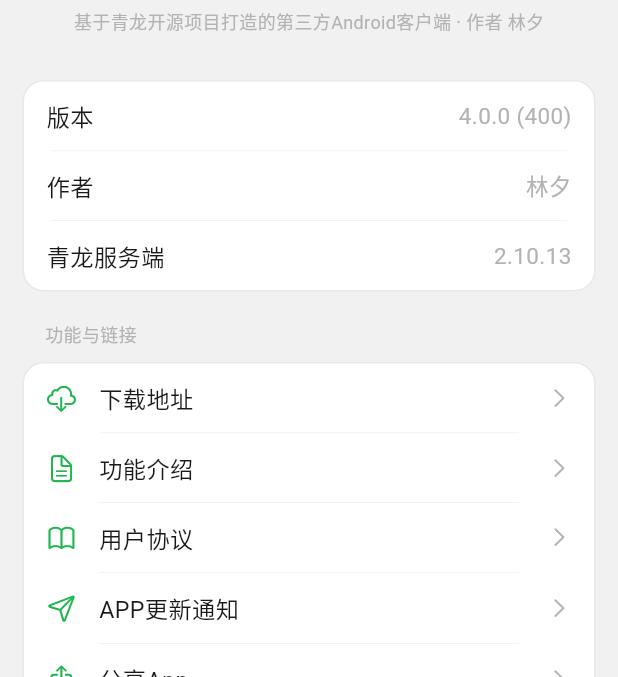
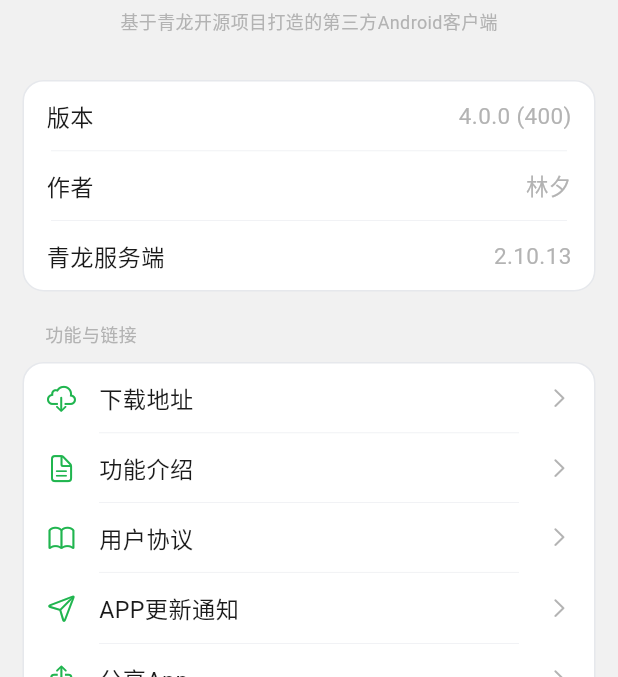
Before and after one commit to LinxiDev/qinglong-app, a Flutter app: the AboutPage screen opened directly, on a phone screen of 412 x 824 dp, the part 280-957 px from its top. Run offline on Flutter 3.47's test engine with Material 3 defaults, Android fonts, the phone set to English and light mode, and no system bars; our stand-ins replace cached_network_image, cupertino_ui, custom_sliding_segmented_control, dio, file_picker, flip_card and 19 more; missing offline and left inert: flutter_displaymode, icloud_storage_plus, local_auth_android, local_auth_darwin, move_to_bg, quick_actions; accounts and stored records are empty; network calls fail; statements that could not run were skipped.

Commit message:
fix: 关于页移除顶部简介中重复的作者署名（保留信息卡片中的作者条目）

```diff
--- a/lib/module/others/about_page.dart
+++ b/lib/module/others/about_page.dart
@@ -91,7 +91,7 @@ class _AboutPageState extends ConsumerState<AboutPage>
               const SizedBox(height: 5),
               Center(
                 child: Text(
-                  "基于青龙开源项目打造的第三方${getPlatformName()}客户端 · 作者 $kAuthor",
+                  "基于青龙开源项目打造的第三方${getPlatformName()}客户端",
                   style: TextStyle(
                     color: ref.watch(themeProvider).themeColor.descColor(),
                     fontSize: 12,
```
